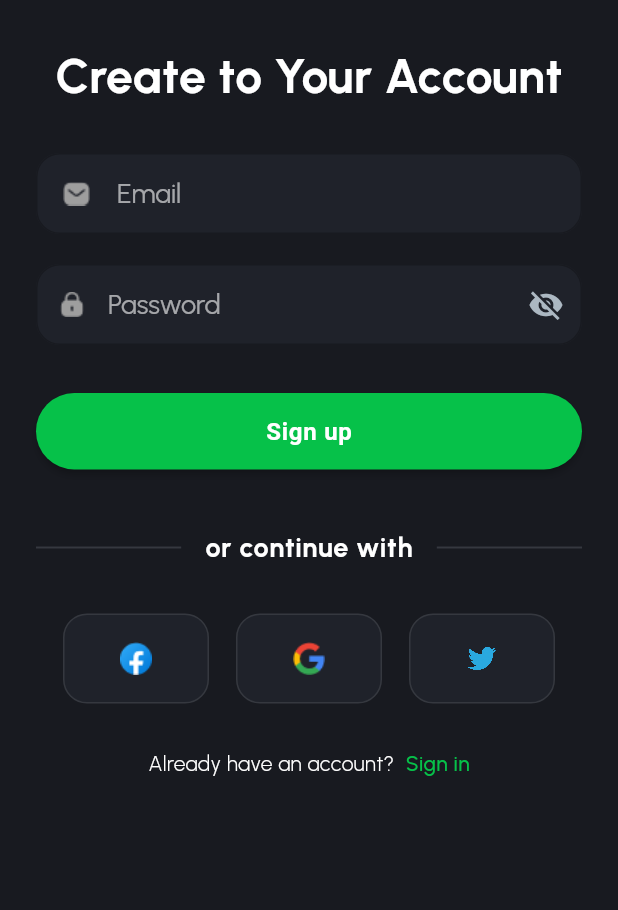
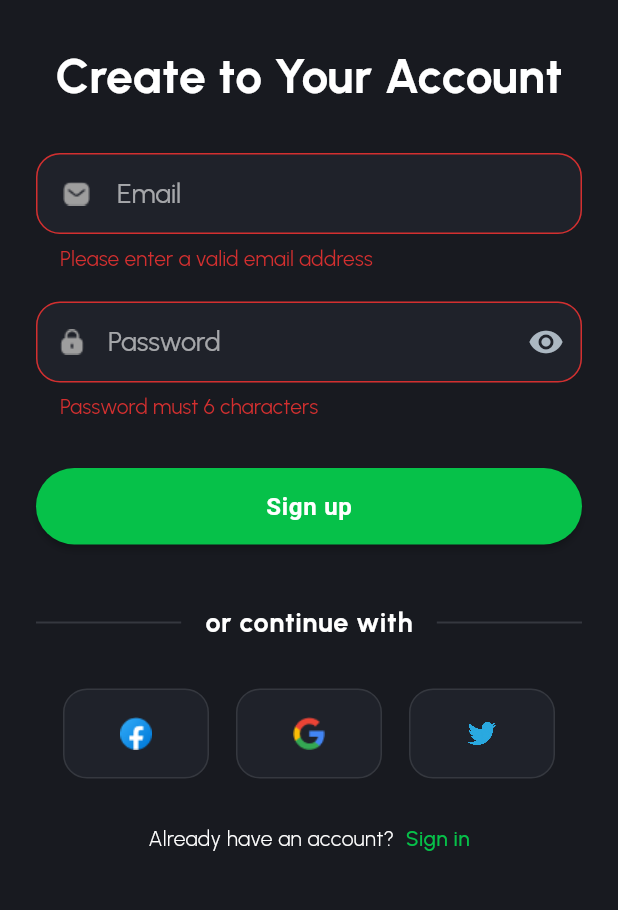
Before and after one commit to AdityaAde/wibupedia, a Flutter app: the SignupPage screen opened by its route, after a tap on "Sign up", on a phone screen of 412 x 824 dp, the part 282-1192 px from its top. Run offline on Flutter 3.47's test engine with Material 2 defaults, Android fonts, the phone set to English and light mode, and no system bars; our stand-ins replace auto_route, bloc, cached_network_image, dartz, dio, firebase_auth and 11 more; missing offline and left inert: curl_logger_dio_interceptor, twitter_login; accounts and stored records are empty; statements that could not run were skipped.

Commit message:
feat: implementation to ui signup using email

```diff
--- a/lib/component/route/wrapper/authentication_wrapper.dart
+++ b/lib/component/route/wrapper/authentication_wrapper.dart
@@ -3,6 +3,7 @@ import 'package:flutter/material.dart';
 import 'package:flutter_bloc/flutter_bloc.dart';
 
 import '../../../modules/modules.dart';
+import '../../../widgets/widgets.dart';
 import '../../injector.dart';
 import '../routers.gr.dart';
 
@@ -24,8 +25,13 @@ class AuthenticationWrapper extends StatelessWidget
         listener: (context, state) {
           state.maybeWhen(
             orElse: () {},
+            signup: (user) {
+              context.replaceRoute(const LoginEmailRoute());
+              ToastWidget.showToast('Success Create Account');
+            },
             auth: (user) => context.replaceRoute(const BaseRoute()),
             logout: () => context.replaceRoute(const LoginRoute()),
+            error: (err) => ToastWidget.showToast(err),
           );
         },
         child: this,
--- a/lib/modules/authentication/controller/authentication/authentication_cubit.dart
+++ b/lib/modules/authentication/controller/authentication/authentication_cubit.dart
@@ -40,7 +40,7 @@ class AuthenticationCubit extends Cubit<AuthenticationState> {
     );
     result.fold(
       (l) => emit(AuthenticationState.error(l.toString())),
-      (r) => emit(AuthenticationState.auth(r)),
+      (r) => emit(AuthenticationState.signup(r)),
     );
   }
 
--- a/lib/modules/authentication/signup/signup_page.dart
+++ b/lib/modules/authentication/signup/signup_page.dart
@@ -11,8 +11,10 @@ class SignupPage extends StatelessWidget {
   @override
   Widget build(BuildContext context) {
     return Scaffold(
+      resizeToAvoidBottomInset: true,
       appBar: AppBar(),
-      body: Padding(
+      body: SingleChildScrollView(
+        child: Padding(
           padding: const EdgeInsets.symmetric(horizontal: 24),
           child: Column(
             children: [
@@ -25,6 +27,7 @@ class SignupPage extends StatelessWidget {
             ],
           ),
         ),
+      ),
     );
   }
 }
--- a/lib/modules/authentication/signup/widgets/form_field_signup_widget.dart
+++ b/lib/modules/authentication/signup/widgets/form_field_signup_widget.dart
@@ -1,17 +1,43 @@
 import 'package:flutter/material.dart';
+import 'package:flutter_bloc/flutter_bloc.dart';
 
 import '../../../../component/theme/theme.dart';
 import '../../../../gen/assets.gen.dart';
 import '../../../../widgets/widgets.dart';
+import '../../../../extensions/extension.dart';
 
-class FormFieldSignupWidget extends StatelessWidget {
+import '../../authentication.dart';
+
+class FormFieldSignupWidget extends StatefulWidget {
   const FormFieldSignupWidget({
     super.key,
   });
 
   @override
+  State<FormFieldSignupWidget> createState() => _FormFieldSignupWidgetState();
+}
+
+class _FormFieldSignupWidgetState extends State<FormFieldSignupWidget> {
+  late final GlobalKey<FormState> _formKey;
+  late final TextEditingController _emailController;
+  late final TextEditingController _passwordController;
+  late final ValueNotifier<bool> _obsecurePasswordText;
+
+  @override
+  void initState() {
+    super.initState();
+    _formKey = GlobalKey<FormState>();
+    _emailController = TextEditingController();
+    _passwordController = TextEditingController();
+    _obsecurePasswordText = ValueNotifier<bool>(false);
+  }
+
+  @override
   Widget build(BuildContext context) {
-    return Column(
+    final authCubit = context.read<AuthenticationCubit>();
+    return Form(
+      key: _formKey,
+      child: Column(
         children: [
           Text(
             'Create to Your Account',
@@ -21,23 +47,61 @@ class FormFieldSignupWidget extends StatelessWidget {
           TextfieldElipticalWidget(
             hint: 'Email',
             prefixIcon: Assets.icons.emailIcon.image(),
+            controller: _emailController,
+            validator: (value) {
+              if (value?.isValidEmail() ?? false) {
+                return null;
+              } else {
+                return 'Please enter a valid email address';
+              }
+            },
           ),
           const SizedBox(height: 20),
-        TextfieldElipticalWidget(
+          ValueListenableBuilder<bool>(
+            valueListenable: _obsecurePasswordText,
+            builder: (context, value, _) => TextfieldElipticalWidget(
               hint: 'Password',
+              obsecureText: value,
               prefixIcon: Assets.icons.lockIcon.image(),
-          suffixIcon: IconButton(
-            onPressed: () {},
-            icon: const Icon(
-              Icons.visibility_off,
+              suffixIcon: InkWell(
+                child: Icon(
+                  value ? Icons.visibility_off : Icons.visibility,
                   color: AppColor.ink03,
                 ),
+                onTap: () =>
+                    _obsecurePasswordText.value = !_obsecurePasswordText.value,
+              ),
+              controller: _passwordController,
+              validator: (value) {
+                if (value!.length < 6) {
+                  return 'Password must 6 characters';
+                }
+                return null;
+              },
             ),
           ),
           const SizedBox(height: 32),
-        ElevatedButton(onPressed: () {}, child: const Text('Sign up')),
+          ElevatedButton(
+            onPressed: () {
+              if (_formKey.currentState!.validate()) {
+                authCubit.signUpWithEmail(
+                  _emailController.text,
+                  _passwordController.text,
+                );
+              }
+            },
+            child: const Text('Sign up'),
+          ),
           const SizedBox(height: 32),
         ],
+      ),
     );
   }
+
+  @override
+  void dispose() {
+    _emailController.dispose();
+    _passwordController.dispose();
+    super.dispose();
   }
+}
--- a/lib/widgets/textfield_eliptical_widget.dart
+++ b/lib/widgets/textfield_eliptical_widget.dart
@@ -9,17 +9,22 @@ class TextfieldElipticalWidget extends StatelessWidget {
     this.prefixIcon,
     this.suffixIcon,
     this.controller,
+    this.obsecureText = false,
+    this.validator,
   });
 
   final String hint;
   final Widget? prefixIcon;
   final Widget? suffixIcon;
   final TextEditingController? controller;
+  final bool obsecureText;
+  final FormFieldValidator<String>? validator;
 
   @override
   Widget build(BuildContext context) {
     return TextFormField(
       controller: controller,
+      obscureText: obsecureText,
       decoration: InputDecoration(
         filled: true,
         fillColor: AppColor.dark2,
@@ -39,6 +44,7 @@ class TextfieldElipticalWidget extends StatelessWidget {
           borderRadius: BorderRadius.circular(16.0),
         ),
       ),
+      validator: validator,
     );
   }
 }
--- a/lib/widgets/widgets.dart
+++ b/lib/widgets/widgets.dart
@@ -4,3 +4,4 @@ export 'button_widget.dart';
 export 'textfield_eliptical_widget.dart';
 export 'sosmed_button_widget.dart';
 export 'rich_text_widget.dart';
+export 'toast_widget.dart';
```
Also changed, not shown: lib/data/remote/authentication.dart (+2 -33 lines), lib/repositories/authentication_repositories.dart (+6 -6 lines), lib/widgets/toast_widget.dart (added, +17 -0 lines). Lines whose indentation alone changed are shown as unchanged.
